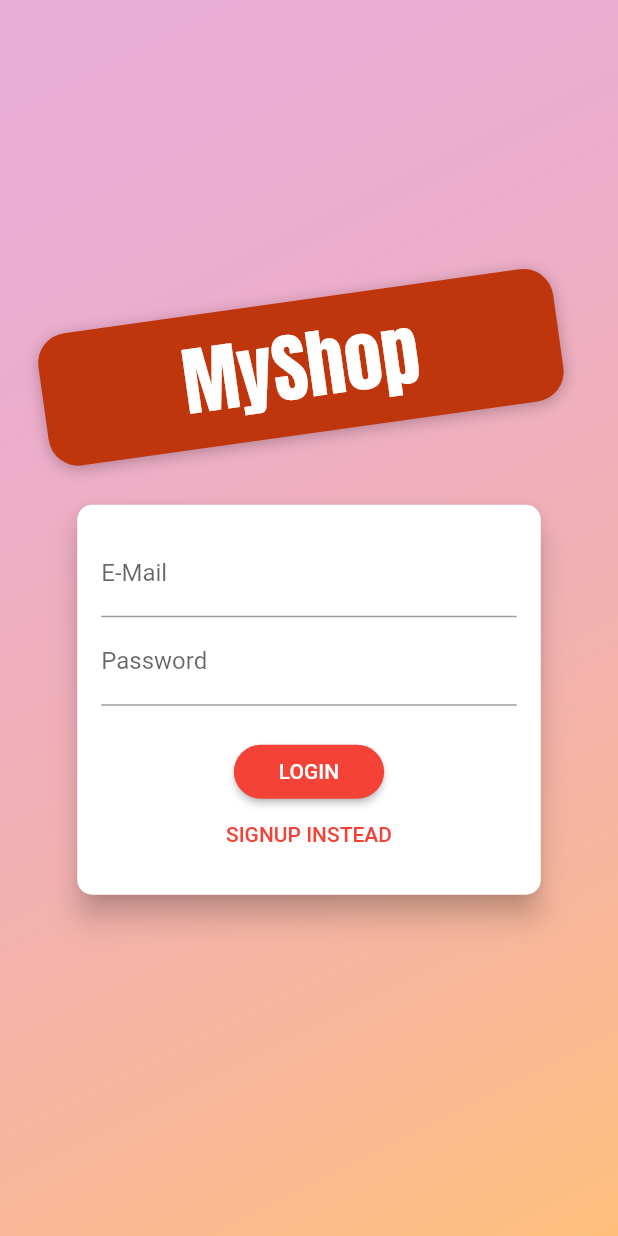
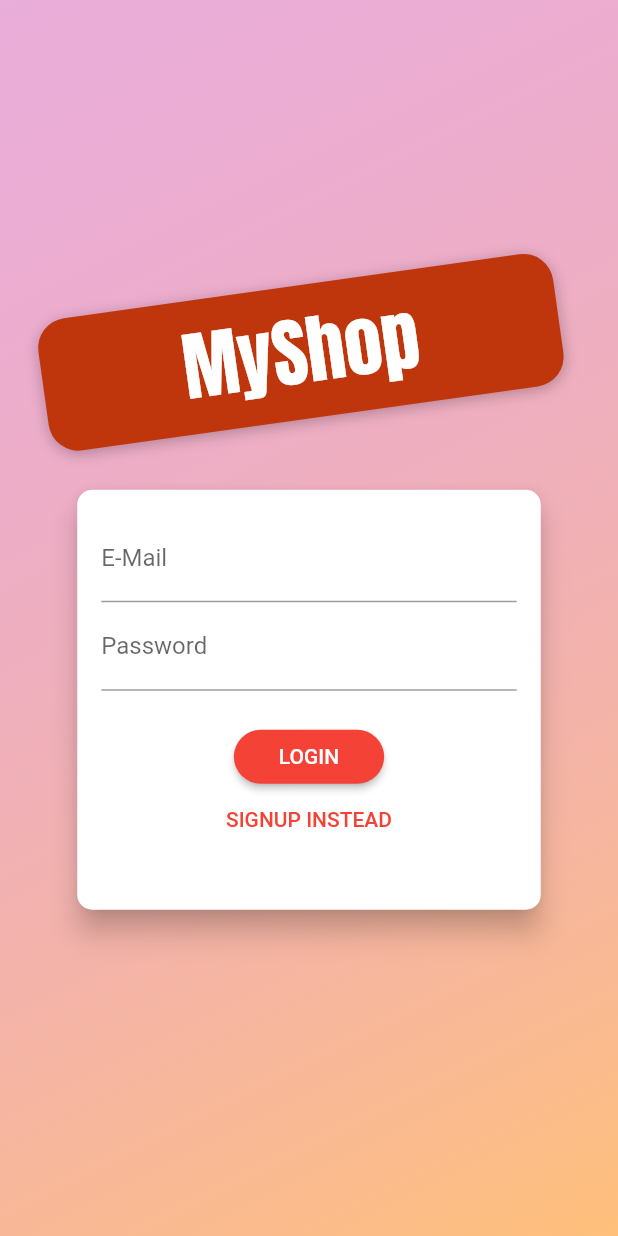
Before and after one commit to AdelRizq/ZStore, a Flutter app: the screen it shows after launch, on a phone screen of 412 x 824 dp. Run offline on Flutter 3.47's test engine with Material 2 defaults, Android fonts, the phone set to English and light mode, and no system bars; our stand-ins replace shared_preferences.

Commit message:
Add some animations

```diff
--- /dev/null
+++ b/lib/helpers/custom_route.dart
@@ -0,0 +1,46 @@
+import 'package:flutter/material.dart';
+
+class CustomRoute<T> extends MaterialPageRoute<T> {
+  CustomRoute({
+    WidgetBuilder builder,
+    RouteSettings settings,
+  }) : super(
+          builder: builder,
+          settings: settings,
+        );
+
+  @override
+  Widget buildTransitions(
+    BuildContext context,
+    Animation<double> animation,
+    Animation<double> secondaryAnimation,
+    Widget child,
+  ) {
+    if (settings.name == '/') {
+      return child;
+    }
+    return FadeTransition(
+      opacity: animation,
+      child: child,
+    );
+  }
+}
+
+class CustomPageTransitionBuilder extends PageTransitionsBuilder {
+  @override
+  Widget buildTransitions<T>(
+    PageRoute<T> route,
+    BuildContext context,
+    Animation<double> animation,
+    Animation<double> secondaryAnimation,
+    Widget child,
+  ) {
+    if (route.settings.name == '/') {
+      return child;
+    }
+    return FadeTransition(
+      opacity: animation,
+      child: child,
+    );
+  }
+}
--- a/lib/main.dart
+++ b/lib/main.dart
@@ -1,5 +1,6 @@
 import 'package:flutter/material.dart';
 import 'package:provider/provider.dart';
+import 'package:shopify/helpers/custom_route.dart';
 
 import './screens/auth_screen.dart';
 import './screens/cart_screen.dart';
@@ -63,6 +64,12 @@ class MyApp extends StatelessWidget {
           debugShowCheckedModeBanner: false,
           theme: ThemeData(
             fontFamily: 'Lato',
+            pageTransitionsTheme: PageTransitionsTheme(
+              builders: {
+                TargetPlatform.android: CustomPageTransitionBuilder(),
+                TargetPlatform.iOS: CustomPageTransitionBuilder(),
+              },
+            ),
             primarySwatch: currentTheme['primartSwatch'],
             primaryColor: currentTheme['primary'],
             accentColor: currentTheme['accent'],
--- a/lib/screens/auth_screen.dart
+++ b/lib/screens/auth_screen.dart
@@ -94,7 +94,8 @@ class AuthCard extends StatefulWidget {
   _AuthCardState createState() => _AuthCardState();
 }
 
-class _AuthCardState extends State<AuthCard> {
+class _AuthCardState extends State<AuthCard>
+    with SingleTickerProviderStateMixin {
   final GlobalKey<FormState> _formKey = GlobalKey();
   AuthMode _authMode = AuthMode.Login;
   Map<String, String> _authData = {
@@ -103,6 +104,41 @@ class _AuthCardState extends State<AuthCard> {
   };
   var _isLoading = false;
   final _passwordController = TextEditingController();
+
+  AnimationController _controller;
+  Animation<Size> _animatedHeight;
+  Animation<double> _animatedOpacity;
+
+  @override
+  void initState() {
+    super.initState();
+    _controller = AnimationController(
+      vsync: this,
+      duration: Duration(milliseconds: 300),
+    );
+
+    _animatedHeight = Tween<Size>(
+            begin: Size(double.infinity, 300), end: Size(double.infinity, 320))
+        .animate(
+      CurvedAnimation(
+        parent: _controller,
+        curve: Curves.linear,
+      ),
+    );
+
+    _animatedOpacity = Tween<double>(begin: 0, end: 1).animate(
+      CurvedAnimation(
+        parent: _controller,
+        curve: Curves.easeIn,
+      ),
+    );
+  }
+
+  @override
+  void dispose() {
+    _controller.dispose();
+    super.dispose();
+  }
 
   void _showDialog(String message) {
     showDialog(
@@ -168,10 +204,12 @@ class _AuthCardState extends State<AuthCard> {
       setState(() {
         _authMode = AuthMode.Signup;
       });
+      _controller.forward();
     } else {
       setState(() {
         _authMode = AuthMode.Login;
       });
+      _controller.reverse();
     }
   }
 
@@ -183,10 +221,14 @@ class _AuthCardState extends State<AuthCard> {
         borderRadius: BorderRadius.circular(10.0),
       ),
       elevation: 8.0,
-      child: Container(
-        height: _authMode == AuthMode.Signup ? 320 : 260,
-        constraints:
-            BoxConstraints(minHeight: _authMode == AuthMode.Signup ? 320 : 260),
+      child: AnimatedContainer(
+        duration: Duration(milliseconds: 300),
+        curve: Curves.easeInOut,
+        // height: _animatedHeight.value.height,
+        height: _authMode == AuthMode.Login ? 280 : 320,
+        constraints: BoxConstraints(
+          minHeight: _authMode == AuthMode.Login ? 280 : 320,
+        ),
         width: deviceSize.width * 0.75,
         padding: EdgeInsets.all(16.0),
         child: Form(
@@ -222,9 +264,19 @@ class _AuthCardState extends State<AuthCard> {
                   },
                 ),
                 if (_authMode == AuthMode.Signup)
-                  TextFormField(
+                  AnimatedContainer(
+                    constraints: BoxConstraints(
+                      minHeight: _authMode == AuthMode.Login ? 0 : 60,
+                      maxHeight: _authMode == AuthMode.Login ? 0 : 120,
+                    ),
+                    curve: Curves.easeInOut,
+                    duration: Duration(milliseconds: 300),
+                    child: FadeTransition(
+                      opacity: _animatedOpacity,
+                      child: TextFormField(
                         enabled: _authMode == AuthMode.Signup,
-                    decoration: InputDecoration(labelText: 'Confirm Password'),
+                        decoration:
+                            InputDecoration(labelText: 'Confirm Password'),
                         obscureText: true,
                         validator: _authMode == AuthMode.Signup
                             ? (value) {
@@ -234,6 +286,8 @@ class _AuthCardState extends State<AuthCard> {
                                 return null;
                               }
                             : null,
+                      ),
+                    ),
                   ),
                 SizedBox(
                   height: 20,
--- a/pubspec.yaml
+++ b/pubspec.yaml
@@ -47,8 +47,8 @@ flutter:
   uses-material-design: true
 
   # To add assets to your application, add an assets section, like this:
-  # assets:
-  #   - images/a_dot_burr.jpeg
+  assets:
+    - assets/images/product-placeholder.jpg
   #   - images/a_dot_ham.jpeg
 
   # An image asset can refer to one or more resolution-specific "variants", see
```
Also changed, not shown: lib/screens/product_details_screen.dart (+29 -9 lines), lib/widgets/order_item.dart (+16 -8 lines), lib/widgets/product_item.dart (+7 -3 lines), assets/images/product-placeholder.jpg (added). Lines whose indentation alone changed are shown as unchanged.
